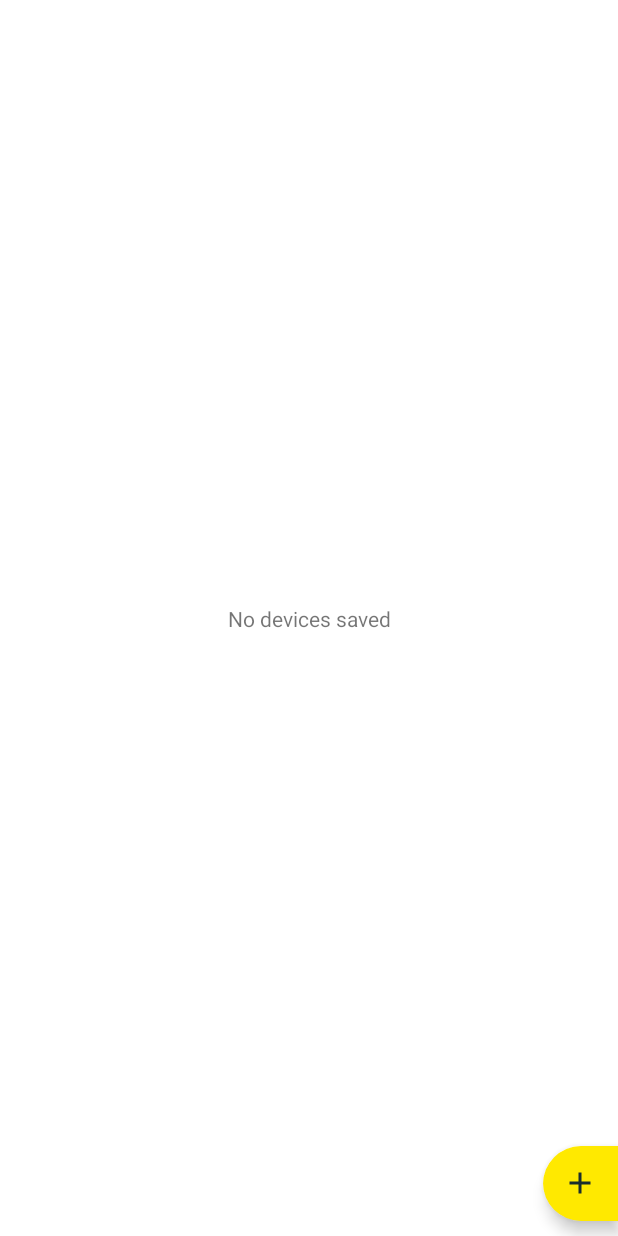
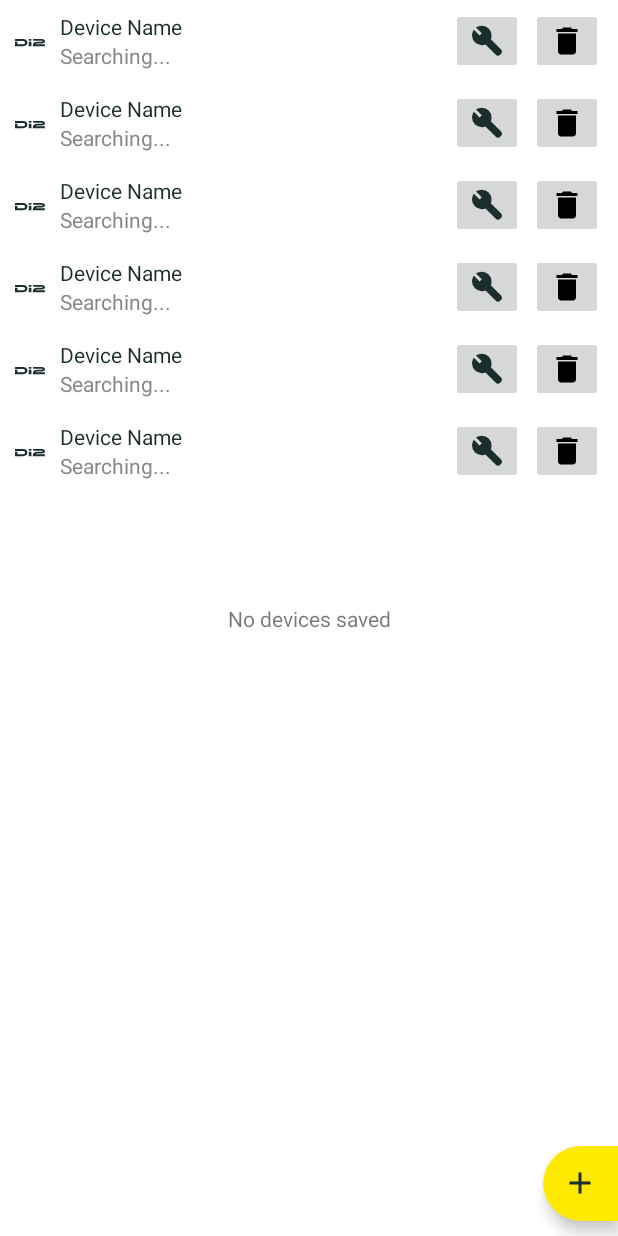
Before and after one commit to valterc/ki2, an Android app: the layout fragment_list_devices.xml on its own in the app's theme, with its tools: preview values and no code run, on a phone screen of 412 x 824 dp. Run offline under Robolectric (Android 15) with nearby library versions, the light colour scheme and no system bars.

Commit message:
Work on device list

```diff
--- a/app/src/main/java/com/valterc/ki2/activities/main/MainViewPagerAdapter.java
+++ b/app/src/main/java/com/valterc/ki2/activities/main/MainViewPagerAdapter.java
@@ -5,7 +5,7 @@ import androidx.fragment.app.Fragment;
 import androidx.fragment.app.FragmentActivity;
 import androidx.viewpager2.adapter.FragmentStateAdapter;
 
-import com.valterc.ki2.fragments.devices.DevicesFragment;
+import com.valterc.ki2.fragments.devices.list.ListDevicesFragment;
 import com.valterc.ki2.fragments.settings.SettingsFragment;
 
 public class MainViewPagerAdapter extends FragmentStateAdapter {
@@ -19,7 +19,7 @@ public class MainViewPagerAdapter extends FragmentStateAdapter {
     public Fragment createFragment(int position) {
 
         switch (position) {
-            case 0: return new DevicesFragment();
+            case 0: return new ListDevicesFragment();
             case 1: return new SettingsFragment();
         }
 
--- /dev/null
+++ b/app/src/main/res/drawable/ic_configure.xml
@@ -0,0 +1,9 @@
+<vector xmlns:android="http://schemas.android.com/apk/res/android"
+    android:width="24dp"
+    android:height="24dp"
+    android:viewportWidth="24"
+    android:viewportHeight="24">
+  <path
+      android:fillColor="@color/hh_black"
+      android:pathData="M17.875,21.225 L10.975,14.325Q10.4,14.55 9.788,14.675Q9.175,14.8 8.525,14.8Q5.8,14.8 3.913,12.912Q2.025,11.025 2.025,8.3Q2.025,7.25 2.338,6.275Q2.65,5.3 3.25,4.475L7.075,8.3L8.5,6.9L4.675,3.05Q5.525,2.425 6.5,2.112Q7.475,1.8 8.5,1.8Q11.225,1.8 13.113,3.687Q15,5.575 15,8.3Q15,8.95 14.875,9.587Q14.75,10.225 14.5,10.8L21.375,17.675Q21.95,18.25 21.963,19.087Q21.975,19.925 21.4,20.5L20.725,21.2Q20.15,21.8 19.312,21.812Q18.475,21.825 17.875,21.225Z"/>
+</vector>
--- a/app/src/main/res/drawable/ic_delete.xml
+++ b/app/src/main/res/drawable/ic_delete.xml
@@ -1,4 +1,8 @@
 <?xml version="1.0" encoding="utf-8"?>
-<vector xmlns:android="http://schemas.android.com/apk/res/android" xmlns:app="http://schemas.android.com/apk/res-auto" xmlns:aapt="http://schemas.android.com/aapt" android:height="24dp" android:width="24dp" android:viewportWidth="24" android:viewportHeight="24">
+<vector xmlns:android="http://schemas.android.com/apk/res/android"
+    android:height="24dp"
+    android:width="24dp"
+    android:viewportWidth="24"
+    android:viewportHeight="24">
     <path android:fillColor="@color/black" android:pathData="M6,19c0,1.1 0.9,2 2,2h8c1.1,0 2,-0.9 2,-2V7H6v12zM19,4h-3.5l-1,-1h-5l-1,1H5v2h14V4z"/>
 </vector>
--- a/app/src/main/res/layout/fragment_add_device.xml
+++ b/app/src/main/res/layout/fragment_add_device.xml
@@ -49,7 +49,6 @@
         app:layout_constraintTop_toTopOf="parent"
         android:visibility="gone"/>
 
-
     <androidx.recyclerview.widget.RecyclerView
         android:id="@+id/recyclerview_add_devices_scan_results"
         app:layoutManager="androidx.recyclerview.widget.LinearLayoutManager"
--- a/app/src/main/res/layout/fragment_devices.xml
+++ b/app/src/main/res/layout/fragment_list_devices.xml
@@ -5,24 +5,34 @@
     android:id="@+id/main"
     android:layout_width="match_parent"
     android:layout_height="match_parent"
-    tools:context=".fragments.devices.DevicesFragment">
+    tools:context=".fragments.devices.list.ListDevicesFragment">
 
     <TextView
-        android:id="@+id/textview_devices_no_devices"
+        android:id="@+id/textview_list_devices_no_devices"
         android:layout_width="wrap_content"
         android:layout_height="wrap_content"
-        android:text="No devices saved"
+        android:text="@string/text_no_devices_saved"
         app:layout_constraintBottom_toBottomOf="parent"
         app:layout_constraintEnd_toEndOf="parent"
         app:layout_constraintStart_toStartOf="parent"
         app:layout_constraintTop_toTopOf="parent" />
 
     <androidx.recyclerview.widget.RecyclerView
+        android:id="@+id/recyclerview_list_devices"
+        app:layoutManager="androidx.recyclerview.widget.LinearLayoutManager"
         android:layout_width="match_parent"
-        android:layout_height="match_parent" />
+        android:layout_height="0dp"
+        app:layout_constraintTop_toTopOf="parent"
+        app:layout_constraintBottom_toBottomOf="parent"
+        tools:listitem="@layout/view_list_devices_item"
+        tools:itemCount="20"
+        android:paddingBottom="80dp"
+        android:clipToPadding="false"
+        android:scrollbarStyle="outsideOverlay"
+        android:scrollbars="vertical"/>
 
     <com.google.android.material.floatingactionbutton.ExtendedFloatingActionButton
-        android:id="@+id/button_devices_add"
+        android:id="@+id/button_list_devices_add"
         app:shapeAppearanceOverlay="@style/ShapeAppearanceOverlayRightSide"
         android:layout_width="wrap_content"
         android:layout_height="wrap_content"
@@ -33,6 +43,6 @@
         app:collapsedSize="50dp"
         app:layout_constraintBottom_toBottomOf="parent"
         app:layout_constraintEnd_toEndOf="parent"
-        android:contentDescription="Add device"/>
+        android:contentDescription="@string/text_add_device"/>
 
 </androidx.constraintlayout.widget.ConstraintLayout>
--- /dev/null
+++ b/app/src/main/res/layout/view_list_devices_item.xml
@@ -0,0 +1,73 @@
+<?xml version="1.0" encoding="utf-8"?>
+<androidx.constraintlayout.widget.ConstraintLayout xmlns:android="http://schemas.android.com/apk/res/android"
+    xmlns:app="http://schemas.android.com/apk/res-auto"
+    xmlns:tools="http://schemas.android.com/tools"
+    android:layout_width="match_parent"
+    android:layout_height="wrap_content"
+    android:clickable="true"
+    android:paddingVertical="5dp">
+
+    <ImageView
+        android:id="@+id/imageview_list_devices_item_icon"
+        android:layout_width="wrap_content"
+        android:layout_height="wrap_content"
+        android:layout_marginStart="10dp"
+        android:layout_marginTop="2dp"
+        android:contentDescription="@string/text_sensor"
+        app:layout_constraintBottom_toBottomOf="parent"
+        app:layout_constraintStart_toStartOf="parent"
+        app:layout_constraintTop_toTopOf="parent"
+        app:srcCompat="@drawable/ic_di2" />
+
+    <androidx.constraintlayout.widget.ConstraintLayout
+        android:layout_width="wrap_content"
+        android:layout_height="wrap_content"
+        app:layout_constraintBottom_toBottomOf="parent"
+        app:layout_constraintStart_toEndOf="@+id/imageview_list_devices_item_icon"
+        app:layout_constraintTop_toTopOf="parent">
+
+        <TextView
+            android:id="@+id/textview_list_devices_item_name"
+            android:layout_width="wrap_content"
+            android:layout_height="wrap_content"
+            android:layout_marginStart="10dp"
+            android:textColor="@color/hh_black"
+            app:layout_constraintStart_toStartOf="parent"
+            app:layout_constraintTop_toTopOf="parent"
+            tools:text="Device Name" />
+
+        <TextView
+            android:id="@+id/textview_list_devices_item_connection_status"
+            android:layout_width="wrap_content"
+            android:layout_height="wrap_content"
+            android:layout_marginStart="10dp"
+            android:textColor="@color/hh_faded_gray"
+            app:layout_constraintStart_toStartOf="parent"
+            app:layout_constraintTop_toBottomOf="@id/textview_list_devices_item_name"
+            tools:text="Searching..." />
+
+    </androidx.constraintlayout.widget.ConstraintLayout>
+
+    <ImageButton
+        android:id="@+id/imagebutton_list_devices_item_info"
+        android:layout_width="wrap_content"
+        android:layout_height="wrap_content"
+        android:layout_marginEnd="5dp"
+        android:contentDescription="@string/text_add"
+        android:src="@drawable/ic_configure"
+        app:layout_constraintBottom_toBottomOf="parent"
+        app:layout_constraintEnd_toStartOf="@id/imagebutton_list_devices_item_remove"
+        app:layout_constraintTop_toTopOf="parent" />
+
+    <ImageButton
+        android:id="@+id/imagebutton_list_devices_item_remove"
+        android:layout_width="wrap_content"
+        android:layout_height="wrap_content"
+        android:layout_marginEnd="10dp"
+        android:contentDescription="@string/text_add"
+        android:src="@drawable/ic_delete"
+        app:layout_constraintBottom_toBottomOf="parent"
+        app:layout_constraintEnd_toEndOf="parent"
+        app:layout_constraintTop_toTopOf="parent" />
+
+</androidx.constraintlayout.widget.ConstraintLayout>
--- a/app/src/main/res/values/strings.xml
+++ b/app/src/main/res/values/strings.xml
@@ -48,5 +48,10 @@
     <string name="text_unable_to_save_device">Unable to save device</string>
     <string name="text_service_disconnected">Service disconnected</string>
     <string name="text_unable_to_communicate_with_service">Unable to communicate with service</string>
+    <string name="text_add_device">Add device</string>
+    <string name="text_no_devices_saved">No devices saved</string>
+    <string name="text_connecting">Connecting…</string>
+    <string name="text_connected">Connected</string>
+    <string name="text_not_found">Not found</string>
 
 </resources>
```
Also changed, not shown: app/src/main/java/com/valterc/ki2/data/device/DeviceStore.java (+3 -4 lines), app/src/main/java/com/valterc/ki2/fragments/devices/DevicesFragment.java (deleted, +0 -94 lines), app/src/main/java/com/valterc/ki2/fragments/devices/DevicesViewModel.java (deleted, +0 -8 lines), app/src/main/java/com/valterc/ki2/fragments/devices/add/AddDeviceFragment.java (+6 -10 lines), app/src/main/java/com/valterc/ki2/fragments/devices/list/ListDevicesAdapter.java (added, +80 -0 lines), app/src/main/java/com/valterc/ki2/fragments/devices/list/ListDevicesFragment.java (added, +99 -0 lines), app/src/main/java/com/valterc/ki2/fragments/devices/list/ListDevicesViewHolder.java (added, +56 -0 lines), app/src/main/java/com/valterc/ki2/fragments/devices/list/ListDevicesViewModel.java (added, +64 -0 lines), app/src/main/java/com/valterc/ki2/fragments/settings/SettingsFragment.java (+6 -2 lines).
